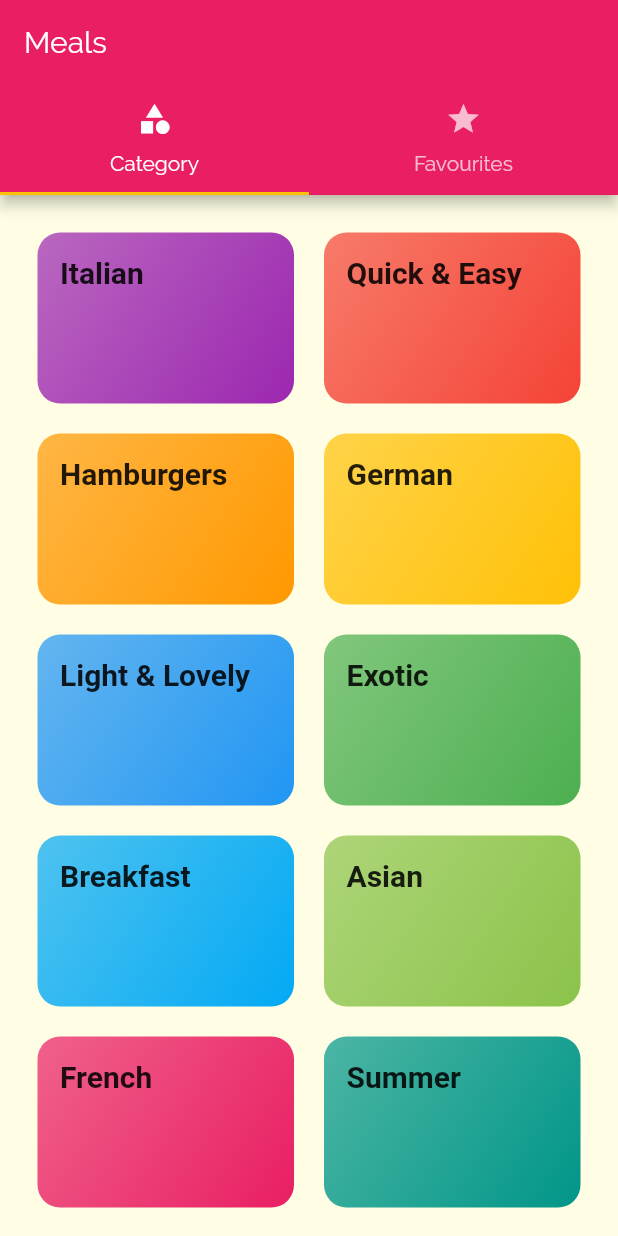
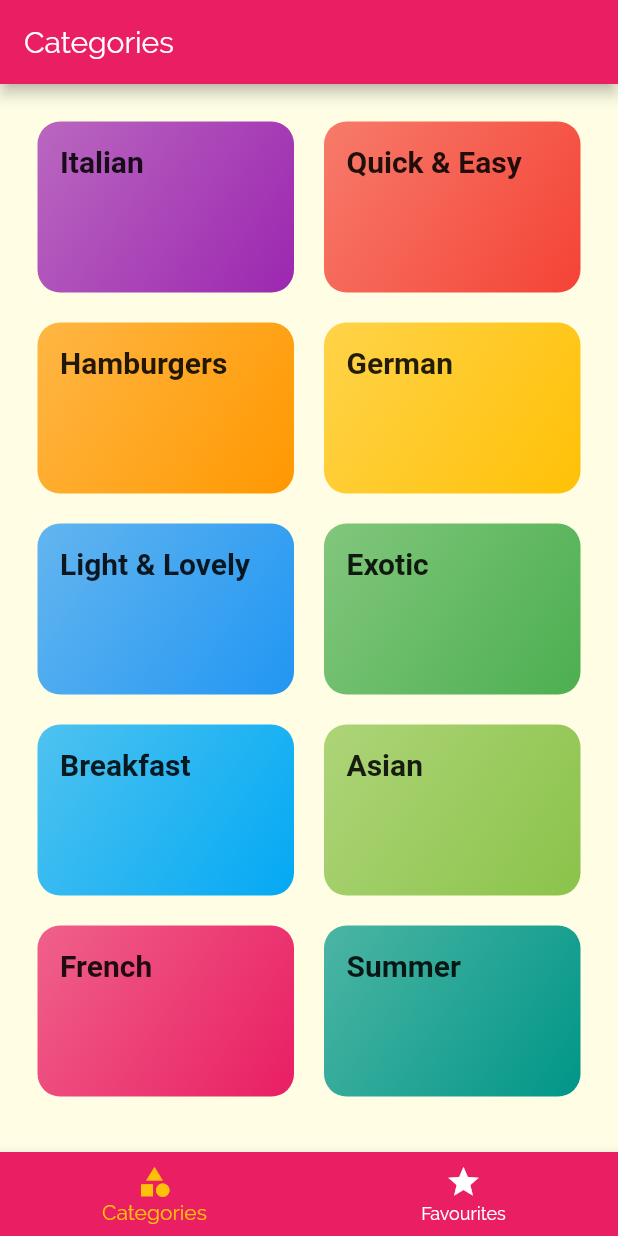
Before and after one commit to harshitm98/Meals-App, a Flutter app: the screen it shows after launch, on a phone screen of 412 x 824 dp. Run offline on Flutter 3.47's test engine with Material 2 defaults, Android fonts, the phone set to English and light mode, and no system bars; Roboto replaces fonts that are missing (RobotoCondesed).

```diff
--- a/lib/screens/tabs_screen.dart
+++ b/lib/screens/tabs_screen.dart
@@ -1,6 +1,6 @@
 import 'package:flutter/material.dart';
-import 'package:meals_app/screens/favourites_screen.dart';
 
+import './favourites_screen.dart';
 import './categories_screen.dart';
 
 class TabsScreen extends StatefulWidget {
@@ -9,29 +9,49 @@ class TabsScreen extends StatefulWidget {
 }
 
 class _TabsScreenState extends State<TabsScreen> {
+  final List<Map<String, Object>> _pages = [
+    {'page' : CategoriesScreen(), 'title' : 'Categories'},
+    {'page' : FavouritesScreen(), 'title' : 'Your favourites'},
+  ];
+
+  int _selectPageIndex = 0;
+
+  // Index is provided by the flutter
+  void _selectPage(int index) {
+    setState(() {
+      _selectPageIndex = index;
+    });
+  }
+
   @override
   Widget build(BuildContext context) {
     return DefaultTabController(
       length: 2,
       child: Scaffold(
         appBar: AppBar(
-          title: Text("Meals"),
-          bottom: TabBar(
-            tabs: <Widget>[
-              Tab(
-                icon: Icon(Icons.category),
-                text: "Category",
-              ),
-              Tab(
-                icon: Icon(Icons.star),
-                text: "Favourites",
-              ),
-            ],
-          ),
+          title: Text(_pages[_selectPageIndex]['title']),
         ),
-        body: TabBarView(children: <Widget>[
-          CategoriesScreen(), FavouritesScreen(),
-        ],)
+        body: _pages[_selectPageIndex]['page'],
+        bottomNavigationBar: BottomNavigationBar(
+          onTap: _selectPage,
+          backgroundColor: Theme.of(context).primaryColor,
+          unselectedItemColor: Colors.white,
+          selectedItemColor: Theme.of(context).accentColor,
+          currentIndex: _selectPageIndex,
+          type: BottomNavigationBarType.fixed,
+          items: [
+            BottomNavigationBarItem(
+              backgroundColor: Theme.of(context).primaryColor,
+              icon: Icon(Icons.category),
+              title: Text("Categories"),
+            ),
+            BottomNavigationBarItem(
+              backgroundColor: Theme.of(context).primaryColor,
+              icon: Icon(Icons.star),
+              title: Text("Favourites"),
+            ),
+          ],
+        ),
       ),
     );
   }
```
